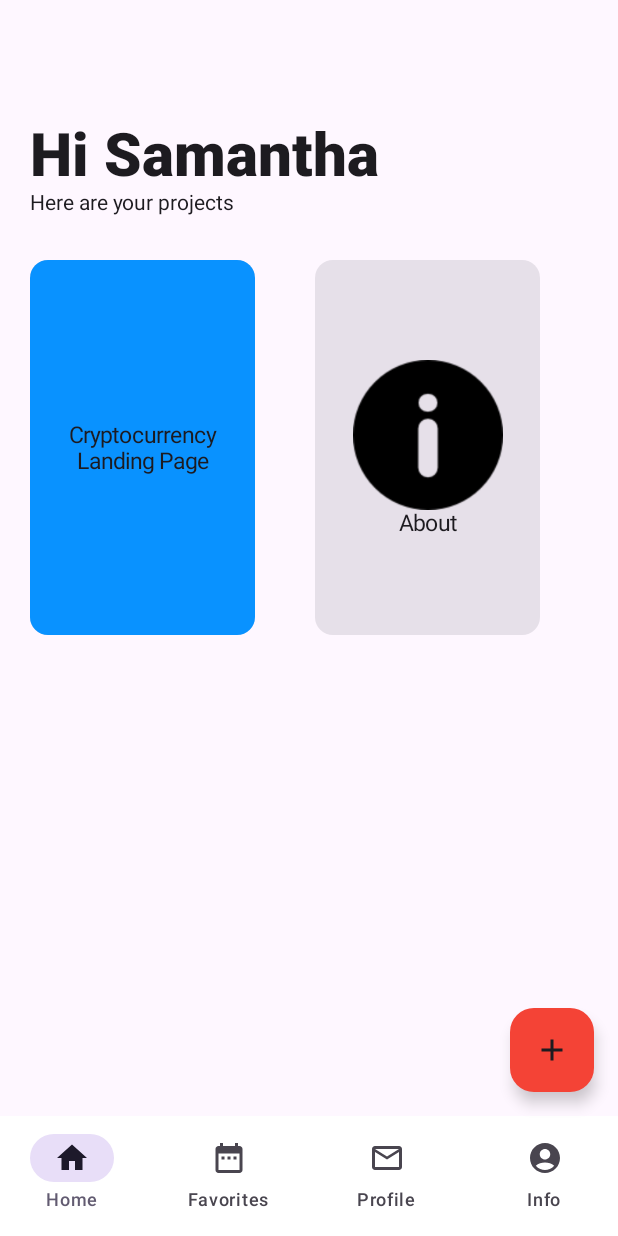
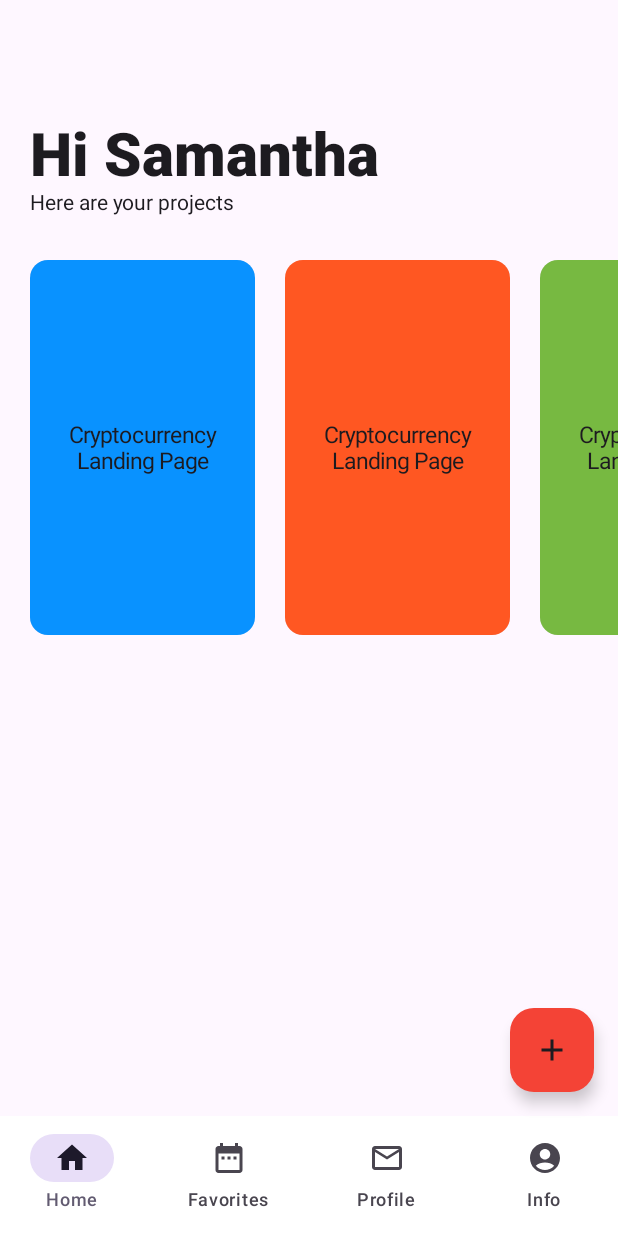
Before and after one commit to Nego-03/ZawadiMart, an Android app built with Jetpack Compose: the @Preview function CryptoScreenPreview, on a phone screen of 412 x 824 dp. Run offline under Robolectric (Android 15) with nearby library versions, the phone set to English and light mode, and no system bars.

Commit message:
first commit

```diff
--- a/app/src/main/java/com/nego/zawadimart/navigation/Routes.kt
+++ b/app/src/main/java/com/nego/zawadimart/navigation/Routes.kt
@@ -9,3 +9,5 @@ const val ROUT_DASHBOARD = "dashboard"
 const val ROUT_SERVICE = "service"
 const val ROUT_SPLASH = "splash"
 const val ROUT_CRYPTO = "crypto"
+const val ROUT_FORM = "form"
+const val ROUT_SIGNUP = "signup"
--- a/app/src/main/java/com/nego/zawadimart/ui/screens/crypto/CryptoScreen.kt
+++ b/app/src/main/java/com/nego/zawadimart/ui/screens/crypto/CryptoScreen.kt
@@ -3,6 +3,7 @@ package com.nego.zawadimart.ui.screens.crypto
 import androidx.compose.foundation.Image
 import androidx.compose.foundation.background
 import androidx.compose.foundation.clickable
+import androidx.compose.foundation.horizontalScroll
 import androidx.compose.foundation.layout.Arrangement
 import androidx.compose.foundation.layout.Column
 import androidx.compose.foundation.layout.Row
@@ -14,6 +15,7 @@ import androidx.compose.foundation.layout.height
 import androidx.compose.foundation.layout.padding
 import androidx.compose.foundation.layout.size
 import androidx.compose.foundation.layout.width
+import androidx.compose.foundation.rememberScrollState
 import androidx.compose.foundation.shape.RoundedCornerShape
 import androidx.compose.material.icons.Icons
 import androidx.compose.material.icons.filled.AccountCircle
@@ -57,7 +59,9 @@ import androidx.navigation.compose.rememberNavController
 import com.nego.zawadimart.R
 import com.nego.zawadimart.navigation.ROUT_ABOUT
 import com.nego.zawadimart.navigation.ROUT_HOME
+import com.nego.zawadimart.ui.theme.neOrange
 import com.nego.zawadimart.ui.theme.newBlue
+import com.nego.zawadimart.ui.theme.newGreen
 import com.nego.zawadimart.ui.theme.newOrange
 import com.nego.zawadimart.ui.theme.newWhite
 
@@ -154,7 +158,7 @@ fun CryptoScreen(navController: NavController){
                     Spacer(modifier = Modifier.height(30.dp))
 
                     //Row
-                    Row( ) {
+                    Row( modifier = Modifier.horizontalScroll(rememberScrollState()) ) {
 
                         //Card 1
                         Card(
@@ -177,31 +181,50 @@ fun CryptoScreen(navController: NavController){
 
                         //End of Card 1
 
-                        Spacer(modifier = Modifier.width(40.dp))
+                        Spacer(modifier = Modifier.width(20.dp))
 
                         //Card 2
                         Card(
                             modifier = Modifier
                                 .width(150.dp)
                                 .height(250.dp)
-                                .clickable { navController.navigate(ROUT_ABOUT) }
+                                .clickable { navController.navigate(ROUT_HOME) }
+
+
                         ) {
                             Column(
-                                modifier = Modifier.fillMaxSize(),
+                                modifier = Modifier.fillMaxSize().background(neOrange),
                                 horizontalAlignment = Alignment.CenterHorizontally,
                                 verticalArrangement = Arrangement.Center
                             ) {
-                                Image(
-                                    painter = painterResource(R.drawable.about),
-                                    contentDescription = "home",
-                                    modifier = Modifier.size(100.dp)
-                                )
-                                Text(text = "About", fontSize = 15.sp)
+                                Text(text = "Cryptocurrency", fontSize = 15.sp,)
+                                Text(text = "Landing Page", fontSize = 15.sp)
                             }
                         }
 
                         //End of Card 2
+                        Spacer(modifier = Modifier.width(20.dp))
 
+                        //Card 2
+                        Card(
+                            modifier = Modifier
+                                .width(150.dp)
+                                .height(250.dp)
+                                .clickable { navController.navigate(ROUT_HOME) }
+
+
+                        ) {
+                            Column(
+                                modifier = Modifier.fillMaxSize().background(newGreen),
+                                horizontalAlignment = Alignment.CenterHorizontally,
+                                verticalArrangement = Arrangement.Center
+                            ) {
+                                Text(text = "Cryptocurrency", fontSize = 15.sp,)
+                                Text(text = "Landing Page", fontSize = 15.sp)
+                            }
+                        }
+
+                        //End of Card 2
                     }
                     //End of Row
                 }
--- a/app/src/main/java/com/nego/zawadimart/ui/theme/Color.kt
+++ b/app/src/main/java/com/nego/zawadimart/ui/theme/Color.kt
@@ -12,3 +12,6 @@ val Pink40 = Color(0xFF7D5260)
 val newOrange = Color(0xFFF44336)
 val newWhite = Color(0xFFFFFFFF)
 val newBlue = Color(0xFF0992FF)
+val neOrange = Color(0xFFFF5722)
+val newGreen = Color(0xFF77B941)
+val newNavy = Color(0xFF19145B)
```
Also changed, not shown: app/src/main/java/com/nego/zawadimart/navigation/AppNavHost.kt (+10 -0 lines), app/src/main/java/com/nego/zawadimart/ui/screens/form/FormScreen.kt (added, +187 -0 lines), app/src/main/java/com/nego/zawadimart/ui/screens/signup/SignupScreen.kt (added, +99 -0 lines).
